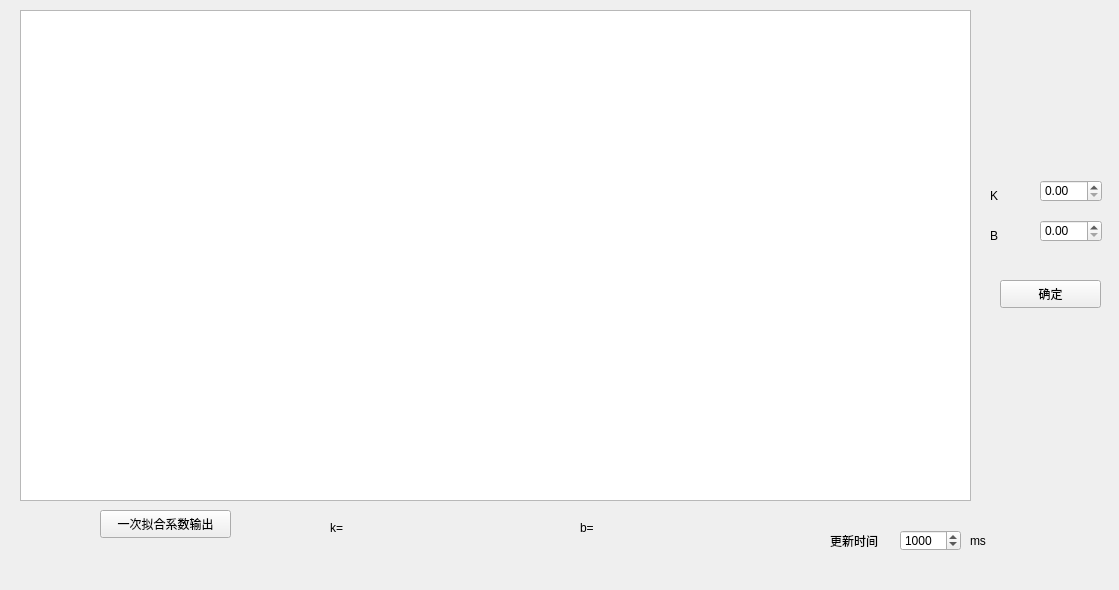
This is chart2.ui in Belong34/SerialPort as Qt 5 draws it before an edit. The edited form follows.
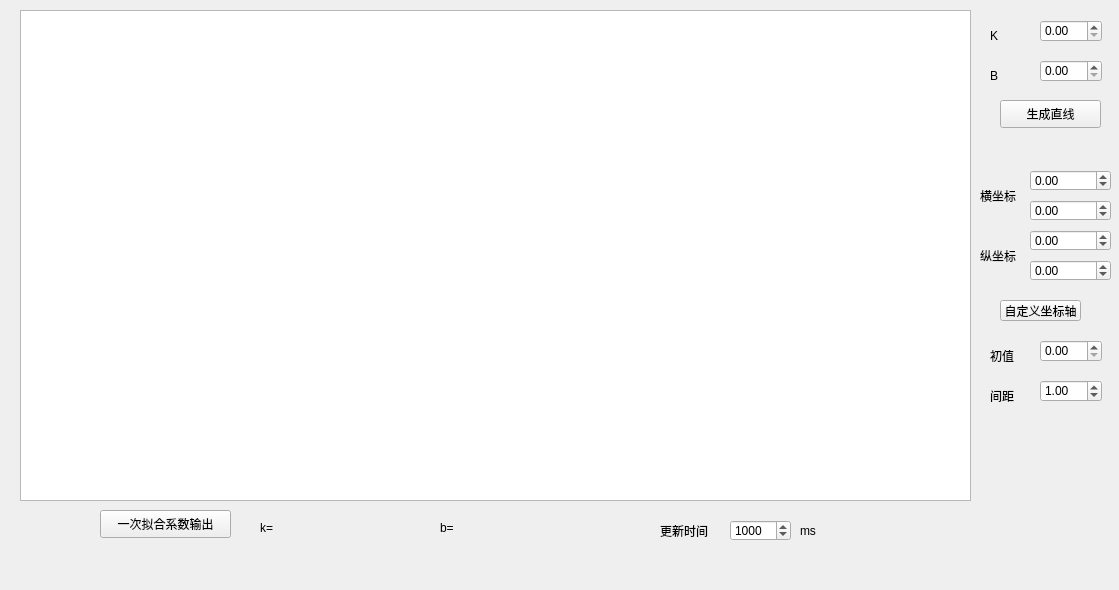
This is the edited form. Custom widgets are drawn as their Qt base class.

What changed in the file:
```diff
--- a/chart2.ui
+++ b/chart2.ui
@@ -16,9 +16,9 @@
   <widget class="QLabel" name="label_2">
    <property name="geometry">
     <rect>
-     <x>330</x>
+     <x>260</x>
      <y>520</y>
-     <width>221</width>
+     <width>151</width>
      <height>16</height>
     </rect>
    </property>
@@ -30,13 +30,13 @@
    <property name="geometry">
     <rect>
      <x>1000</x>
-     <y>280</y>
+     <y>100</y>
      <width>101</width>
      <height>28</height>
     </rect>
    </property>
    <property name="text">
-    <string>确定</string>
+    <string>生成直线</string>
    </property>
   </widget>
   <widget class="QChartView" name="listWidget">
@@ -65,9 +65,9 @@
   <widget class="QLabel" name="label_3">
    <property name="geometry">
     <rect>
-     <x>580</x>
+     <x>440</x>
      <y>520</y>
-     <width>241</width>
+     <width>161</width>
      <height>16</height>
     </rect>
    </property>
@@ -79,7 +79,7 @@
    <property name="geometry">
     <rect>
      <x>1040</x>
-     <y>180</y>
+     <y>20</y>
      <width>62</width>
      <height>22</height>
     </rect>
@@ -89,7 +89,7 @@
    <property name="geometry">
     <rect>
      <x>1040</x>
-     <y>220</y>
+     <y>60</y>
      <width>62</width>
      <height>22</height>
     </rect>
@@ -99,7 +99,7 @@
    <property name="geometry">
     <rect>
      <x>990</x>
-     <y>190</y>
+     <y>30</y>
      <width>54</width>
      <height>12</height>
     </rect>
@@ -112,7 +112,7 @@
    <property name="geometry">
     <rect>
      <x>990</x>
-     <y>230</y>
+     <y>70</y>
      <width>54</width>
      <height>12</height>
     </rect>
@@ -124,8 +124,8 @@
   <widget class="QSpinBox" name="spinBox">
    <property name="geometry">
     <rect>
-     <x>900</x>
-     <y>530</y>
+     <x>730</x>
+     <y>520</y>
      <width>61</width>
      <height>21</height>
     </rect>
@@ -143,8 +143,8 @@
   <widget class="QLabel" name="label_5">
    <property name="geometry">
     <rect>
-     <x>830</x>
-     <y>530</y>
+     <x>660</x>
+     <y>520</y>
      <width>61</width>
      <height>21</height>
     </rect>
@@ -156,8 +156,8 @@
   <widget class="QLabel" name="label_6">
    <property name="geometry">
     <rect>
-     <x>970</x>
-     <y>530</y>
+     <x>800</x>
+     <y>520</y>
      <width>51</width>
      <height>21</height>
     </rect>
@@ -166,6 +166,158 @@
     <string>ms</string>
    </property>
   </widget>
+  <widget class="QLabel" name="label_8">
+   <property name="geometry">
+    <rect>
+     <x>980</x>
+     <y>190</y>
+     <width>54</width>
+     <height>12</height>
+    </rect>
+   </property>
+   <property name="text">
+    <string>横坐标</string>
+   </property>
+  </widget>
+  <widget class="QLabel" name="label_9">
+   <property name="geometry">
+    <rect>
+     <x>980</x>
+     <y>250</y>
+     <width>53</width>
+     <height>12</height>
+    </rect>
+   </property>
+   <property name="text">
+    <string>纵坐标</string>
+   </property>
+  </widget>
+  <widget class="QPushButton" name="pushButton">
+   <property name="geometry">
+    <rect>
+     <x>1000</x>
+     <y>300</y>
+     <width>81</width>
+     <height>21</height>
+    </rect>
+   </property>
+   <property name="text">
+    <string>自定义坐标轴</string>
+   </property>
+  </widget>
+  <widget class="QDoubleSpinBox" name="doubleSpinBox_3">
+   <property name="geometry">
+    <rect>
+     <x>1030</x>
+     <y>170</y>
+     <width>81</width>
+     <height>21</height>
+    </rect>
+   </property>
+   <property name="minimum">
+    <double>-99999999.000000000000000</double>
+   </property>
+   <property name="maximum">
+    <double>99999999.000000000000000</double>
+   </property>
+  </widget>
+  <widget class="QDoubleSpinBox" name="doubleSpinBox_4">
+   <property name="geometry">
+    <rect>
+     <x>1030</x>
+     <y>200</y>
+     <width>81</width>
+     <height>21</height>
+    </rect>
+   </property>
+   <property name="minimum">
+    <double>-99999999.000000000000000</double>
+   </property>
+   <property name="maximum">
+    <double>99999999.000000000000000</double>
+   </property>
+  </widget>
+  <widget class="QDoubleSpinBox" name="doubleSpinBox_5">
+   <property name="geometry">
+    <rect>
+     <x>1030</x>
+     <y>230</y>
+     <width>81</width>
+     <height>21</height>
+    </rect>
+   </property>
+   <property name="minimum">
+    <double>-99999999.000000000000000</double>
+   </property>
+   <property name="maximum">
+    <double>99999999.000000000000000</double>
+   </property>
+  </widget>
+  <widget class="QDoubleSpinBox" name="doubleSpinBox_6">
+   <property name="geometry">
+    <rect>
+     <x>1030</x>
+     <y>260</y>
+     <width>81</width>
+     <height>21</height>
+    </rect>
+   </property>
+   <property name="minimum">
+    <double>-99999999.000000000000000</double>
+   </property>
+   <property name="maximum">
+    <double>99999999.000000000000000</double>
+   </property>
+  </widget>
+  <widget class="QDoubleSpinBox" name="doubleSpinBox_7">
+   <property name="geometry">
+    <rect>
+     <x>1040</x>
+     <y>340</y>
+     <width>62</width>
+     <height>22</height>
+    </rect>
+   </property>
+  </widget>
+  <widget class="QLabel" name="label_7">
+   <property name="geometry">
+    <rect>
+     <x>990</x>
+     <y>350</y>
+     <width>54</width>
+     <height>12</height>
+    </rect>
+   </property>
+   <property name="text">
+    <string>初值</string>
+   </property>
+  </widget>
+  <widget class="QLabel" name="label_10">
+   <property name="geometry">
+    <rect>
+     <x>990</x>
+     <y>390</y>
+     <width>54</width>
+     <height>12</height>
+    </rect>
+   </property>
+   <property name="text">
+    <string>间距</string>
+   </property>
+  </widget>
+  <widget class="QDoubleSpinBox" name="doubleSpinBox_8">
+   <property name="geometry">
+    <rect>
+     <x>1040</x>
+     <y>380</y>
+     <width>62</width>
+     <height>22</height>
+    </rect>
+   </property>
+   <property name="value">
+    <double>1.000000000000000</double>
+   </property>
+  </widget>
  </widget>
  <customwidgets>
   <customwidget>
```
